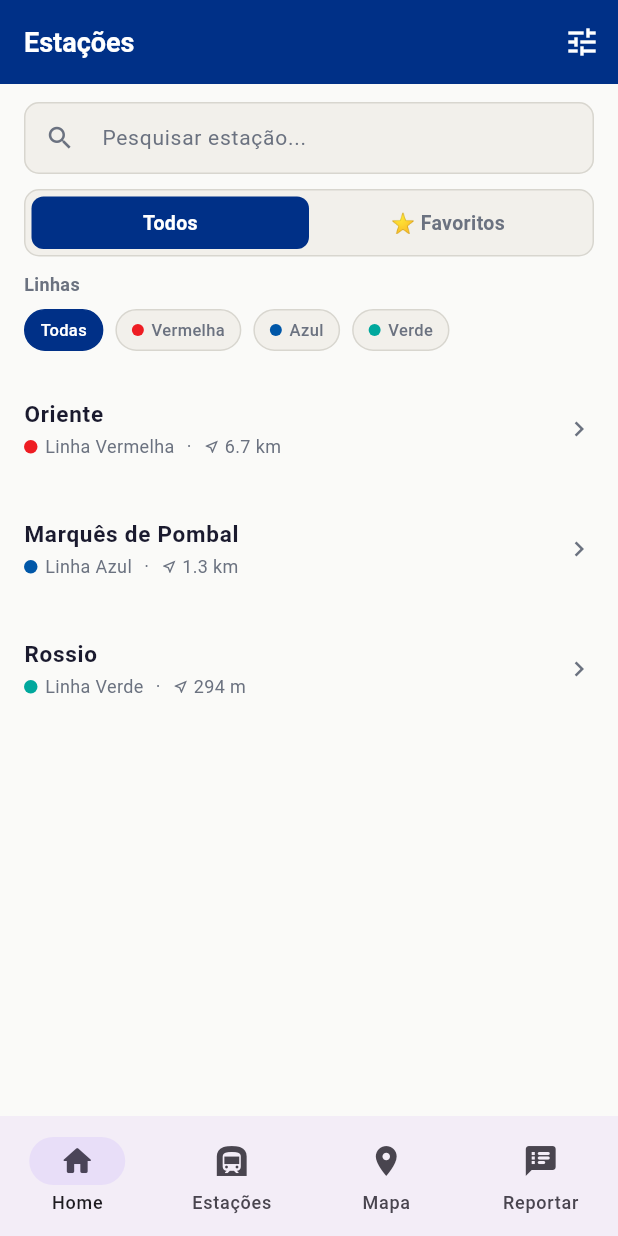
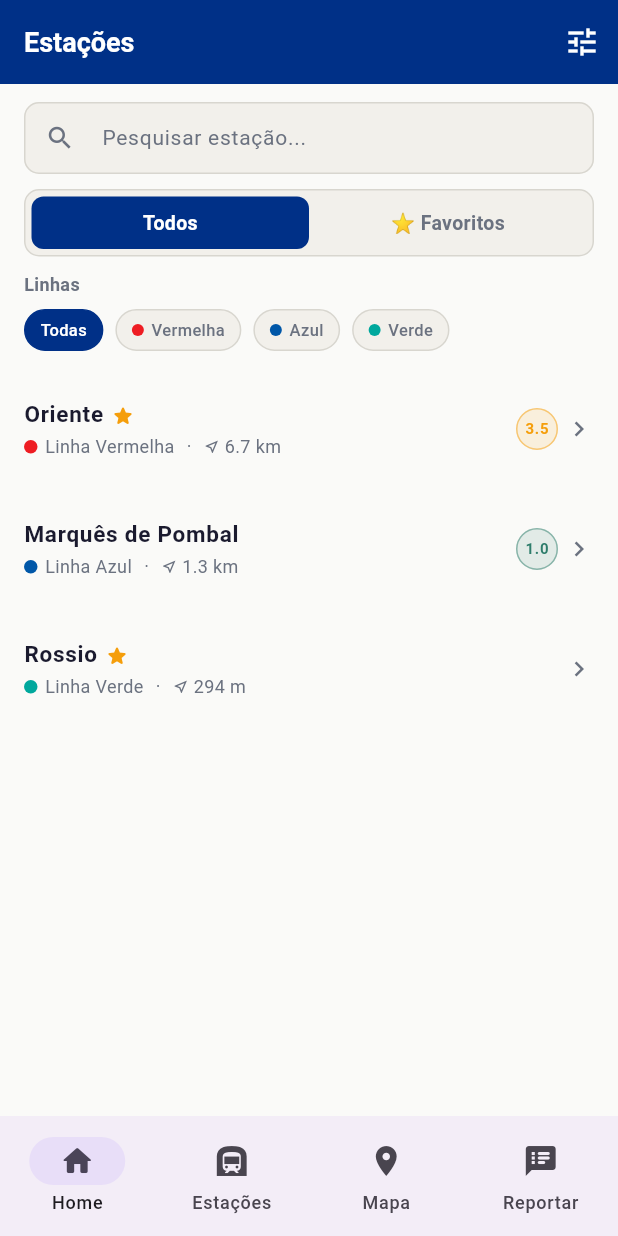
Before and after one commit to DcRPt/lisbon-subway, a Flutter app: the screen it shows after launch, swiped to page 2, on a phone screen of 412 x 824 dp. Run offline on Flutter 3.47's test engine with Material 3 defaults, Android fonts, the phone set to English and light mode, and no system bars; missing offline and left inert: testable_form_field.

Commit message:
added favourites icon and rate on station item

```diff
--- a/lib/screens/list_screen.dart
+++ b/lib/screens/list_screen.dart
@@ -606,6 +606,22 @@ class _ListScreenState extends State<ListScreen> {
   Widget _stationTile(Station station) {
     final distance = _distanceKm(station.latitude, station.longitude);
     final fullLine = _fullLineName(station.lineName);
+    final avg = station.averageRating;
+    final hasIncidents = station.reports.isNotEmpty;
+
+    Color severityBg() {
+      if (!hasIncidents) return AppColors.kFieldBg;
+      if (avg < 2) return AppColors.kSuccessGreen.withValues(alpha: 0.12);
+      if (avg < 4) return AppColors.kYellow.withValues(alpha: 0.12);
+      return AppColors.kErrorRed.withValues(alpha: 0.12);
+    }
+
+    Color severityFg() {
+      if (!hasIncidents) return AppColors.kGrey;
+      if (avg < 2) return AppColors.kSuccessGreen;
+      if (avg < 4) return AppColors.kYellow;
+      return AppColors.kErrorRed;
+    }
 
     return ListTile(
       key: Key('list-station-tile-${station.id}'),
@@ -613,28 +629,73 @@ class _ListScreenState extends State<ListScreen> {
         builder: (_) => StationDetailScreen(station: station),
       )),
       contentPadding: const EdgeInsets.symmetric(horizontal: 16, vertical: 4),
-      title: Text(
-        station.name,
-        style: const TextStyle(
-            fontSize: 15, fontWeight: FontWeight.w600, color: Color(0xFF1A1A2E)),
+      title: Row(
+        mainAxisSize: MainAxisSize.min,
+        children: [
+          Flexible(
+            child: Text(
+              station.name,
+              overflow: TextOverflow.ellipsis,
+              style: const TextStyle(
+                  fontSize: 15,
+                  fontWeight: FontWeight.w600,
+                  color: Color(0xFF1A1A2E)),
+            ),
+          ),
+          if (station.isFavourite) ...[
+            const SizedBox(width: 5),
+            const Icon(Icons.star_rounded, size: 16, color: AppColors.kYellow),
+          ],
+        ],
       ),
-      // line + distance in subtitle
       subtitle: Row(children: [
         Container(
-            width: 9, height: 9,
+            width: 9,
+            height: 9,
             decoration: BoxDecoration(
                 color: _lineColor(station.lineName), shape: BoxShape.circle)),
         const SizedBox(width: 5),
-        Text(fullLine, style: const TextStyle(fontSize: 12, color: AppColors.kGrey)),
+        Text(fullLine,
+            style: const TextStyle(fontSize: 12, color: AppColors.kGrey)),
         const SizedBox(width: 8),
-        const Text('·', style: TextStyle(fontSize: 12, color: AppColors.kGrey)),
+        const Text('·',
+            style: TextStyle(fontSize: 12, color: AppColors.kGrey)),
         const SizedBox(width: 8),
         const Icon(Icons.near_me_outlined, size: 11, color: AppColors.kGrey),
         const SizedBox(width: 3),
         Text(_formatDistance(distance),
             style: const TextStyle(fontSize: 12, color: AppColors.kGrey)),
       ]),
-      trailing: const Icon(Icons.chevron_right, color: AppColors.kGrey, size: 20),
+      // severity badge in trailing
+      trailing: Row(
+        mainAxisSize: MainAxisSize.min,
+        children: [
+          if (hasIncidents)
+            Container(
+              width: 28,
+              height: 28,
+              margin: const EdgeInsets.only(right: 4),
+              decoration: BoxDecoration(
+                color: severityBg(),
+                shape: BoxShape.circle,
+                border: Border.all(
+                  color: severityFg().withValues(alpha: 0.5),
+                ),
+              ),
+              child: Center(
+                child: Text(
+                  avg.toStringAsFixed(1),
+                  style: TextStyle(
+                    fontSize: avg >= 10 ? 8 : 10,
+                    fontWeight: FontWeight.w700,
+                    color: severityFg(),
+                  ),
+                ),
+              ),
+            ),
+          const Icon(Icons.chevron_right, color: AppColors.kGrey, size: 20),
+        ],
+      ),
     );
   }
 
```
